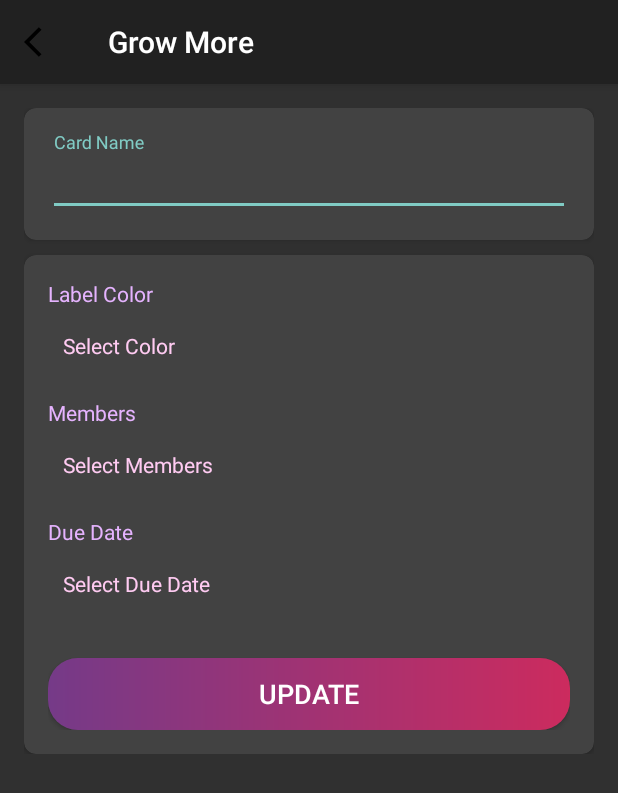
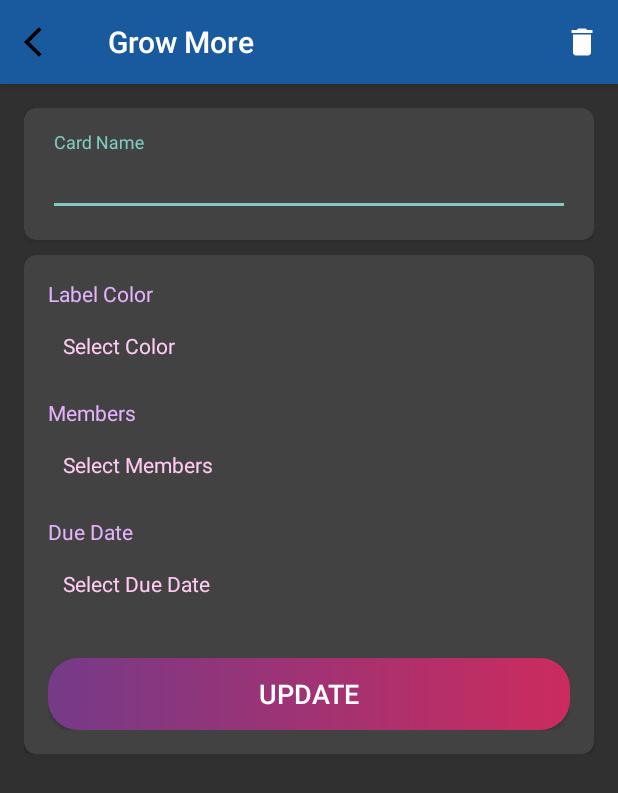
Before and after one commit to Harshvardhan-sN/GrowMore, an Android app: the CardDetailsActivity screen opened directly, with no data from a screen before it, on a phone screen of 412 x 824 dp. Shown: the top 793 px of the screen. Run offline under Robolectric (Android 15) with nearby library versions, the light colour scheme and no system bars; 2 statements that could not run were skipped.

Commit message:
thrid Commit

```diff
--- a/app/src/main/java/my/project/growmore/activities/CardDetailsActivity.kt
+++ b/app/src/main/java/my/project/growmore/activities/CardDetailsActivity.kt
@@ -2,6 +2,7 @@ package my.project.growmore.activities
 
 import androidx.appcompat.app.AppCompatActivity
 import android.os.Bundle
+import android.view.Menu
 import my.project.growmore.R
 import my.project.growmore.databinding.ActivityCardDetailsBinding
 import my.project.growmore.models.Board
@@ -20,9 +21,17 @@ class CardDetailsActivity : AppCompatActivity() {
         getIntentData()
         setUpActionBar()
 
+        binding?.etNameCardDetails?.setText(mBoardDetails.taskList[mTaskListPosition].cards[mCardPosition].name)
+
+
+
     }
 
 
+    override fun onCreateOptionsMenu(menu: Menu?): Boolean {
+        menuInflater.inflate(R.menu.menu_delete_card, menu)
+        return super.onCreateOptionsMenu(menu)
+    }
     private fun getIntentData() {
         if(intent.hasExtra(Constants.BOARD_DETAIL)) {
             mBoardDetails = intent.getParcelableExtra(Constants.BOARD_DETAIL)!!
--- a/app/src/main/java/my/project/growmore/activities/TaskListActivity.kt
+++ b/app/src/main/java/my/project/growmore/activities/TaskListActivity.kt
@@ -23,6 +23,7 @@ class TaskListActivity : BaseActivity() {
 
     companion object {
         const val MEMBERS_REQ_CODE: Int = 13
+        const val CARD_DETAIL_REQ_CODE: Int = 14
     }
 
     override fun onCreate(savedInstanceState: Bundle?) {
@@ -39,7 +40,7 @@ class TaskListActivity : BaseActivity() {
 
     override fun onActivityResult(requestCode: Int, resultCode: Int, data: Intent?) {
         super.onActivityResult(requestCode, resultCode, data)
-        if(resultCode == Activity.RESULT_OK && requestCode == MEMBERS_REQ_CODE) {
+        if(resultCode == Activity.RESULT_OK && requestCode == MEMBERS_REQ_CODE || requestCode == CARD_DETAIL_REQ_CODE) {
             showProgressDialog(resources.getString(R.string.please_wait))
             FireStoreClass().getBoardDetails(this, mBoardDocumentID)
         } else {
@@ -122,7 +123,7 @@ class TaskListActivity : BaseActivity() {
         intent.putExtra(Constants.BOARD_DETAIL, mBoardDetails)
         intent.putExtra(Constants.TASK_LIST_ITEM_POSITION, taskListPosition)
         intent.putExtra(Constants.CARD_LIST_ITEM_POSITION, cardPosition)
-        startActivity(intent)
+        startActivityForResult(intent, CARD_DETAIL_REQ_CODE)
     }
 
     override fun onCreateOptionsMenu(menu: Menu?): Boolean {
--- /dev/null
+++ b/app/src/main/res/drawable/baseline_delete_24.xml
@@ -0,0 +1,5 @@
+<vector android:height="24dp" android:tint="#FFFCFC"
+    android:viewportHeight="24" android:viewportWidth="24"
+    android:width="24dp" xmlns:android="http://schemas.android.com/apk/res/android">
+    <path android:fillColor="@android:color/white" android:pathData="M6,19c0,1.1 0.9,2 2,2h8c1.1,0 2,-0.9 2,-2V7H6v12zM19,4h-3.5l-1,-1h-5l-1,1H5v2h14V4z"/>
+</vector>
--- a/app/src/main/res/layout/activity_card_details.xml
+++ b/app/src/main/res/layout/activity_card_details.xml
@@ -16,7 +16,7 @@
             android:id="@+id/toolbar_card_details_activity"
             android:layout_width="match_parent"
             android:layout_height="?attr/actionBarSize"
-            android:background="?attr/colorPrimary"
+            android:background="@color/g11"
             app:popupTheme="@style/AppTheme.PopupOverlay" />
     </com.google.android.material.appbar.AppBarLayout>
 
--- /dev/null
+++ b/app/src/main/res/menu/menu_delete_card.xml
@@ -0,0 +1,12 @@
+<?xml version="1.0" encoding="utf-8"?>
+<menu xmlns:android="http://schemas.android.com/apk/res/android"
+    xmlns:app="http://schemas.android.com/apk/res-auto">
+    <item
+        android:id="@+id/action_del_card"
+        android:icon="@drawable/baseline_delete_24"
+        android:orderInCategory="100"
+        android:title="@string/delete_card"
+        app:showAsAction = "always"
+        >
+    </item>
+</menu>
--- a/app/src/main/res/values/strings.xml
+++ b/app/src/main/res/values/strings.xml
@@ -54,6 +54,4 @@
     <string name="str_select_member">Select Member</string>
 
     <string name="default_notification_channel_id">projemanag_notification_channel_id</string>
-
-
 </resources>
```
